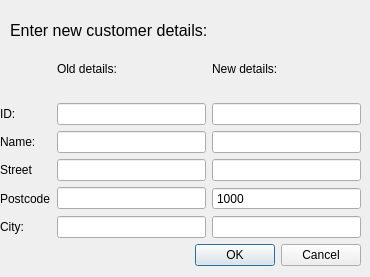
AdamHazel/ShiftHappens, file ShiftHappens/editcustomer_d.ui: the form before one commit.
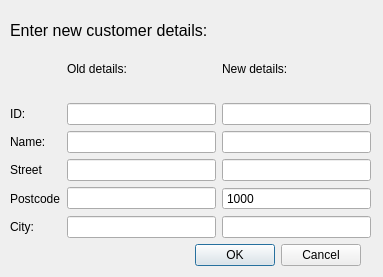
The form after the commit.

Diff of the .ui file:
```diff
--- a/ShiftHappens/editcustomer_d.ui
+++ b/ShiftHappens/editcustomer_d.ui
@@ -6,7 +6,7 @@
    <rect>
     <x>0</x>
     <y>0</y>
-    <width>370</width>
+    <width>383</width>
     <height>277</height>
    </rect>
   </property>
@@ -50,7 +50,7 @@
   <widget class="QWidget" name="gridLayoutWidget">
    <property name="geometry">
     <rect>
-     <x>0</x>
+     <x>10</x>
      <y>40</y>
      <width>361</width>
      <height>198</height>
```
